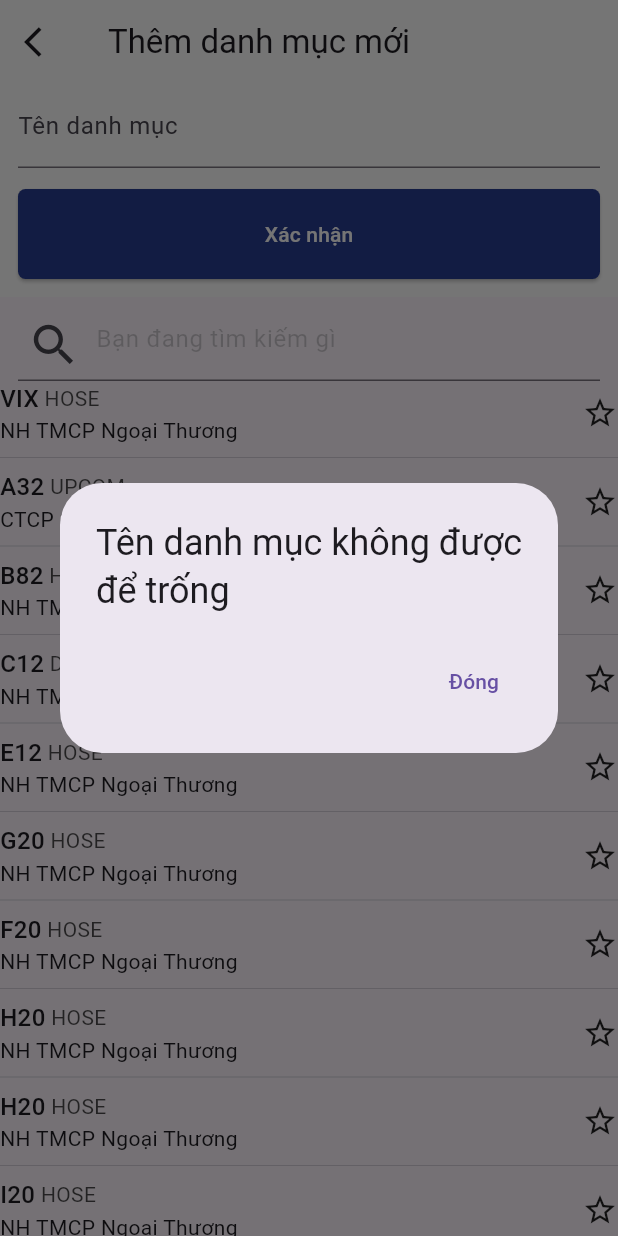
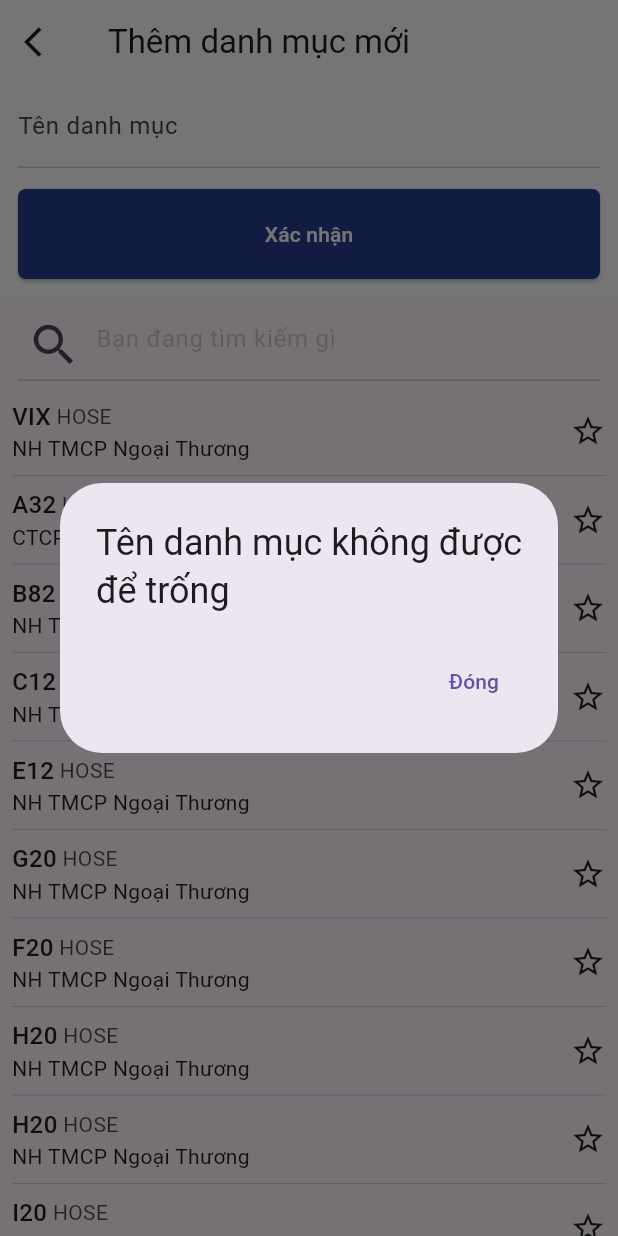
Before and after one commit to NguyenKhangA/baiThucTap1, a Flutter app: the MyCusTomApp screen opened directly, after a tap on "Xác nhận", on a phone screen of 412 x 824 dp. Run offline on Flutter 3.47's test engine with Material 3 defaults, Android fonts, the phone set to English and light mode, and no system bars; our stand-ins replace flutter_svg, persistent_bottom_nav_bar.

Commit message:
update them , sua , xoa

```diff
--- a/lib/ThemDanhMuc.dart
+++ b/lib/ThemDanhMuc.dart
@@ -39,9 +39,12 @@ class _MyCusTomAppState extends State<MyCusTomApp> {
                       margin:const EdgeInsets.only(left: 12,right: 12),
                       child: TextField(
                         controller: _textEditingController,
-                        decoration: const InputDecoration(
+                        decoration: InputDecoration(
                           labelText: "Tên danh mục",
-                          hintStyle: TextStyle(color: Color.fromRGBO(0, 0, 0, 0.4),fontSize: 16)
+                          hintStyle: const TextStyle(color: Color.fromRGBO(0, 0, 0, 0.4),fontSize: 16),
+                          enabledBorder: UnderlineInputBorder(
+                            borderSide: BorderSide(color: Colors.grey.withOpacity(0.5))
+                          )
                         ),
                       ),
                     ),
@@ -61,6 +64,7 @@ class _MyCusTomAppState extends State<MyCusTomApp> {
                             else{
                               _showErrorMessage(context, 'Tên danh mục không được để trống');
                             }
+                            Provider.of<ListProviderDanhMuc>(context,listen: false).setData();
                           },
                           style: ElevatedButton.styleFrom(
                             shape: RoundedRectangleBorder(
@@ -79,12 +83,15 @@ class _MyCusTomAppState extends State<MyCusTomApp> {
                   child: Column(
                     children: [
                       Container(
-                        margin: const EdgeInsets.only(left: 12,right: 12),
-                        child: const TextField(
+                        margin: const EdgeInsets.only(left: 12,right: 12,bottom: 12),
+                        child: TextField(
                           decoration: InputDecoration(
-                            prefixIcon: Icon(Icons.search,size: 36),
+                            prefixIcon: const Icon(Icons.search,size: 36),
                             hintText: 'Bạn đang tìm kiếm gì',
-                            hintStyle: TextStyle(color: Color.fromRGBO(0, 0, 0, 0.2))
+                            hintStyle: const TextStyle(color: Color.fromRGBO(0, 0, 0, 0.2)),
+                            enabledBorder: UnderlineInputBorder(
+                              borderSide: BorderSide(color: Colors.grey.withOpacity(0.5))
+                            )
                           ),
                         ),
                       ),
@@ -107,6 +114,8 @@ class _MyCusTomAppState extends State<MyCusTomApp> {
                                         Provider.of<ListProviderDanhMuc>(context,listen: false).removeItem(item);
                                       }
                                     },
+                                    child: Padding(
+                                      padding: const EdgeInsets.symmetric(horizontal: 8),
                                       child: Column(
                                         children: [
                                           Row(
@@ -138,6 +147,7 @@ class _MyCusTomAppState extends State<MyCusTomApp> {
                                           ),
                                           const Divider(thickness: 0.5,)
                                         ],
+                                      ),
                                     ),
                                   );
                                 }
@@ -178,10 +188,16 @@ class _MyCusTomAppState extends State<MyCusTomApp> {
         return AlertDialog(
           title: const Text('Thêm thành công'),
           actions: [
-            TextButton(onPressed: (){
+            SizedBox(
+              width: double.infinity,
+              child: ElevatedButton(onPressed: (){
                 Navigator.of(context).pop();
               },
-                child: const Text('Đóng'))
+                  style: ElevatedButton.styleFrom(
+                    backgroundColor: const Color.fromRGBO(40, 60, 145, 1),
+                  ),
+                  child: const Text('Đóng',style: TextStyle(color: Colors.white),)),
+            )
           ],
         );
       });
--- a/lib/dong1layout2.dart
+++ b/lib/dong1layout2.dart
@@ -22,7 +22,7 @@ class _State extends State<SapXep> {
                 style: ElevatedButton.styleFrom(
                   // padding: EdgeInsets.only(left: 20,right: 10),
                   backgroundColor: Provider.of<ListProviderDanhMuc>(context).isColorButton1
-                    ?Color.fromRGBO(40, 60, 145, 1)
+                    ?const Color.fromRGBO(40, 60, 145, 1)
                     : Colors.white,
                   shape: RoundedRectangleBorder(
                     borderRadius: BorderRadius.circular(5)
@@ -38,7 +38,7 @@ class _State extends State<SapXep> {
                   style: TextStyle(
                     color: Provider.of<ListProviderDanhMuc>(context).isColorButton1
                         ? Colors.white
-                        : Color.fromRGBO(0, 0, 0, 0.4)
+                        : const Color.fromRGBO(0, 0, 0, 0.4)
                   ),
                 ),
               ),
@@ -48,7 +48,7 @@ class _State extends State<SapXep> {
               child: ElevatedButton(
                 style: ElevatedButton.styleFrom(
                   backgroundColor: Provider.of<ListProviderDanhMuc>(context).isColorButton2
-                    ? Color.fromRGBO(40, 60, 145, 1)
+                    ? const Color.fromRGBO(40, 60, 145, 1)
                     : Colors.white,
                     shape: RoundedRectangleBorder(
                         borderRadius: BorderRadius.circular(5)
@@ -63,7 +63,7 @@ class _State extends State<SapXep> {
                   style: TextStyle(
                       color: Provider.of<ListProviderDanhMuc>(context).isColorButton2
                           ? Colors.white
-                          : Color.fromRGBO(0, 0, 0, 0.4)
+                          : const Color.fromRGBO(0, 0, 0, 0.4)
                   ),
                 ),
               ),
@@ -72,9 +72,9 @@ class _State extends State<SapXep> {
               padding: const EdgeInsets.only(right: 8),
               child: ElevatedButton(
                 style: ElevatedButton.styleFrom(
-                  padding: EdgeInsets.symmetric(horizontal: 20),
+                  padding: const EdgeInsets.symmetric(horizontal: 20),
                     backgroundColor: Provider.of<ListProviderDanhMuc>(context).isColorButton3
-                        ? Color.fromRGBO(40, 60, 145, 1)
+                        ? const Color.fromRGBO(40, 60, 145, 1)
                         : Colors.white,
                     shape: RoundedRectangleBorder(
                         borderRadius: BorderRadius.circular(5)
@@ -89,7 +89,7 @@ class _State extends State<SapXep> {
                   style: TextStyle(
                       color: Provider.of<ListProviderDanhMuc>(context).isColorButton3
                           ? Colors.white
-                          : Color.fromRGBO(0, 0, 0, 0.4)
+                          : const Color.fromRGBO(0, 0, 0, 0.4)
                   ),
                 ),
               ),
--- a/lib/provider/provider_list_danhmuc.dart
+++ b/lib/provider/provider_list_danhmuc.dart
@@ -125,9 +125,22 @@ class ListProviderDanhMuc with ChangeNotifier{
     // print('Object: ${_object}');
   }
   void removeDanhMuc(){
-    _object.clear();
-    _object = _dataDanhMuc.first;
+    _dataDanhMuc.removeWhere((element) => element['tendanhmuc'] == _object['tendanhmuc']);
+    if(_dataDanhMuc.isNotEmpty) {
+      _object = _dataDanhMuc.first;
+    }
+    else{
+      _object.clear();
+    }
     // print(_object);
     notifyListeners();
   }
+
+  void setData(){
+    _datas.forEach((element) {
+      element['isSave'] = 0;
+    });
+    notifyListeners();
+  }
+
 }
```
Also changed, not shown: lib/sua_danhmuc.dart (+25 -9 lines), lib/thaotac.dart (+26 -3 lines). Lines whose indentation alone changed are shown as unchanged.
